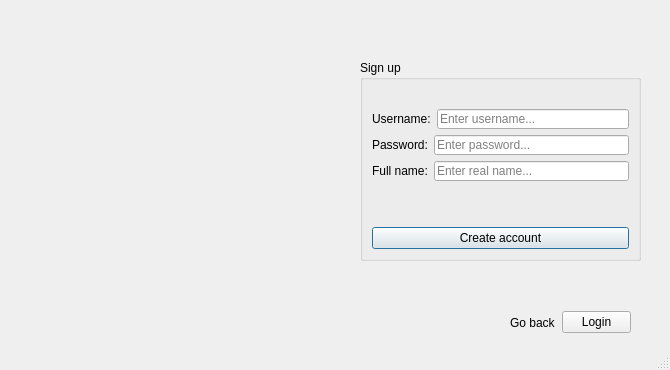
Above: notebird/windows/interfaces/signup.ui from alucebur/notebird before the change. Below: the same form after it.
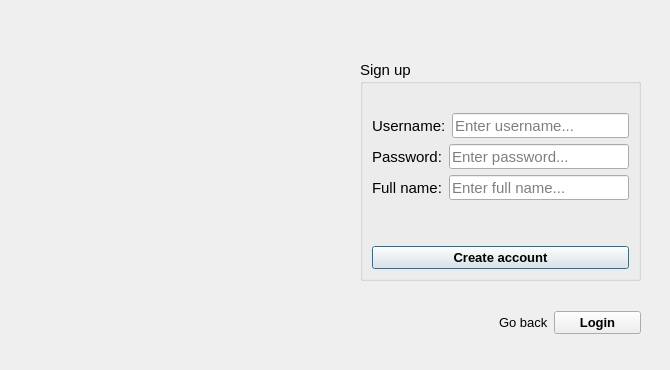
That is the form after the change. Icons and pictures are not drawn. Custom widgets are drawn as their Qt base class.

Patch:
```diff
--- a/notebird/windows/interfaces/signup.ui
+++ b/notebird/windows/interfaces/signup.ui
@@ -58,9 +58,14 @@
       <x>360</x>
       <y>60</y>
       <width>281</width>
-      <height>201</height>
+      <height>221</height>
      </rect>
     </property>
+    <property name="font">
+     <font>
+      <pointsize>11</pointsize>
+     </font>
+    </property>
     <property name="title">
      <string>Sign up</string>
     </property>
@@ -82,6 +87,11 @@
       <layout class="QHBoxLayout" name="horizontalLayout">
        <item>
         <widget class="QLabel" name="label_username">
+         <property name="font">
+          <font>
+           <pointsize>11</pointsize>
+          </font>
+         </property>
          <property name="text">
           <string>Username:</string>
          </property>
@@ -89,12 +99,23 @@
        </item>
        <item>
         <widget class="ClickableLineEdit" name="line_edit_username">
+         <property name="minimumSize">
+          <size>
+           <width>0</width>
+           <height>25</height>
+          </size>
+         </property>
          <property name="maximumSize">
           <size>
-           <width>200</width>
-           <height>20</height>
+           <width>180</width>
+           <height>25</height>
           </size>
          </property>
+         <property name="font">
+          <font>
+           <pointsize>11</pointsize>
+          </font>
+         </property>
          <property name="placeholderText">
           <string>Enter username...</string>
          </property>
@@ -106,6 +127,11 @@
       <layout class="QHBoxLayout" name="horizontalLayout_2">
        <item>
         <widget class="QLabel" name="label_password">
+         <property name="font">
+          <font>
+           <pointsize>11</pointsize>
+          </font>
+         </property>
          <property name="text">
           <string>Password:</string>
          </property>
@@ -113,12 +139,23 @@
        </item>
        <item>
         <widget class="ClickableLineEdit" name="line_edit_password">
+         <property name="minimumSize">
+          <size>
+           <width>0</width>
+           <height>25</height>
+          </size>
+         </property>
          <property name="maximumSize">
           <size>
-           <width>200</width>
-           <height>20</height>
+           <width>180</width>
+           <height>25</height>
           </size>
          </property>
+         <property name="font">
+          <font>
+           <pointsize>11</pointsize>
+          </font>
+         </property>
          <property name="echoMode">
           <enum>QLineEdit::Password</enum>
          </property>
@@ -133,6 +170,11 @@
       <layout class="QHBoxLayout" name="horizontalLayout_4">
        <item>
         <widget class="QLabel" name="label_name">
+         <property name="font">
+          <font>
+           <pointsize>11</pointsize>
+          </font>
+         </property>
          <property name="text">
           <string>Full name:</string>
          </property>
@@ -140,14 +182,25 @@
        </item>
        <item>
         <widget class="ClickableLineEdit" name="line_edit_name">
+         <property name="minimumSize">
+          <size>
+           <width>0</width>
+           <height>25</height>
+          </size>
+         </property>
          <property name="maximumSize">
           <size>
-           <width>200</width>
-           <height>20</height>
+           <width>180</width>
+           <height>25</height>
           </size>
          </property>
+         <property name="font">
+          <font>
+           <pointsize>11</pointsize>
+          </font>
+         </property>
          <property name="placeholderText">
-          <string>Enter real name...</string>
+          <string>Enter full name...</string>
          </property>
         </widget>
        </item>
@@ -155,6 +208,13 @@
      </item>
      <item>
       <widget class="QLabel" name="label_message">
+       <property name="font">
+        <font>
+         <pointsize>10</pointsize>
+         <weight>75</weight>
+         <bold>true</bold>
+        </font>
+       </property>
        <property name="styleSheet">
         <string notr="true">.QLabel {
     color: #ca0000;
@@ -168,6 +228,19 @@
      </item>
      <item>
       <widget class="QPushButton" name="pushButton_signup">
+       <property name="minimumSize">
+        <size>
+         <width>0</width>
+         <height>14</height>
+        </size>
+       </property>
+       <property name="font">
+        <font>
+         <pointsize>10</pointsize>
+         <weight>75</weight>
+         <bold>true</bold>
+        </font>
+       </property>
        <property name="text">
         <string>Create account</string>
        </property>
@@ -191,15 +264,23 @@
    <widget class="QWidget" name="layoutWidget">
     <property name="geometry">
      <rect>
-      <x>510</x>
+      <x>460</x>
       <y>310</y>
-      <width>121</width>
-      <height>25</height>
+      <width>181</width>
+      <height>35</height>
      </rect>
     </property>
     <layout class="QHBoxLayout" name="horizontalLayout_3">
-     <item>
+     <property name="bottomMargin">
+      <number>10</number>
+     </property>
+     <item alignment="Qt::AlignRight">
       <widget class="QLabel" name="label">
+       <property name="font">
+        <font>
+         <pointsize>10</pointsize>
+        </font>
+       </property>
        <property name="text">
         <string>Go back</string>
        </property>
@@ -207,6 +288,19 @@
      </item>
      <item>
       <widget class="QPushButton" name="pushButton_login">
+       <property name="minimumSize">
+        <size>
+         <width>0</width>
+         <height>14</height>
+        </size>
+       </property>
+       <property name="font">
+        <font>
+         <pointsize>10</pointsize>
+         <weight>75</weight>
+         <bold>true</bold>
+        </font>
+       </property>
        <property name="text">
         <string>Login</string>
        </property>
@@ -215,17 +309,6 @@
     </layout>
    </widget>
   </widget>
-  <widget class="QMenuBar" name="menubar">
-   <property name="geometry">
-    <rect>
-     <x>0</x>
-     <y>0</y>
-     <width>670</width>
-     <height>21</height>
-    </rect>
-   </property>
-  </widget>
-  <widget class="QStatusBar" name="statusbar"/>
  </widget>
  <customwidgets>
   <customwidget>
```
